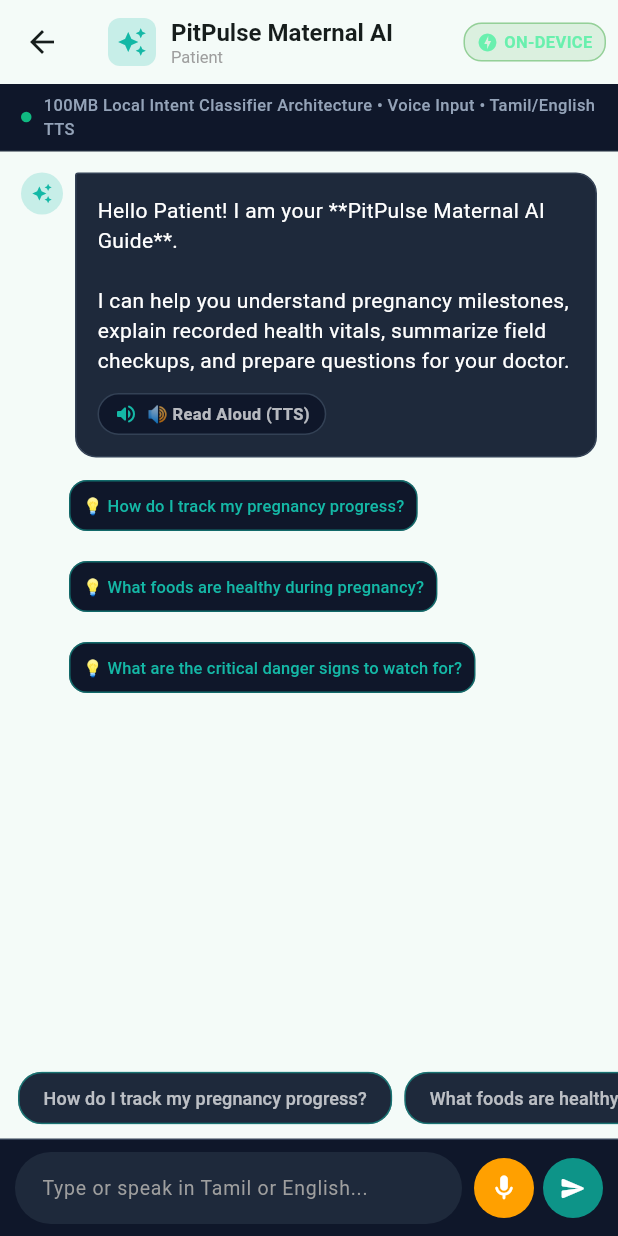
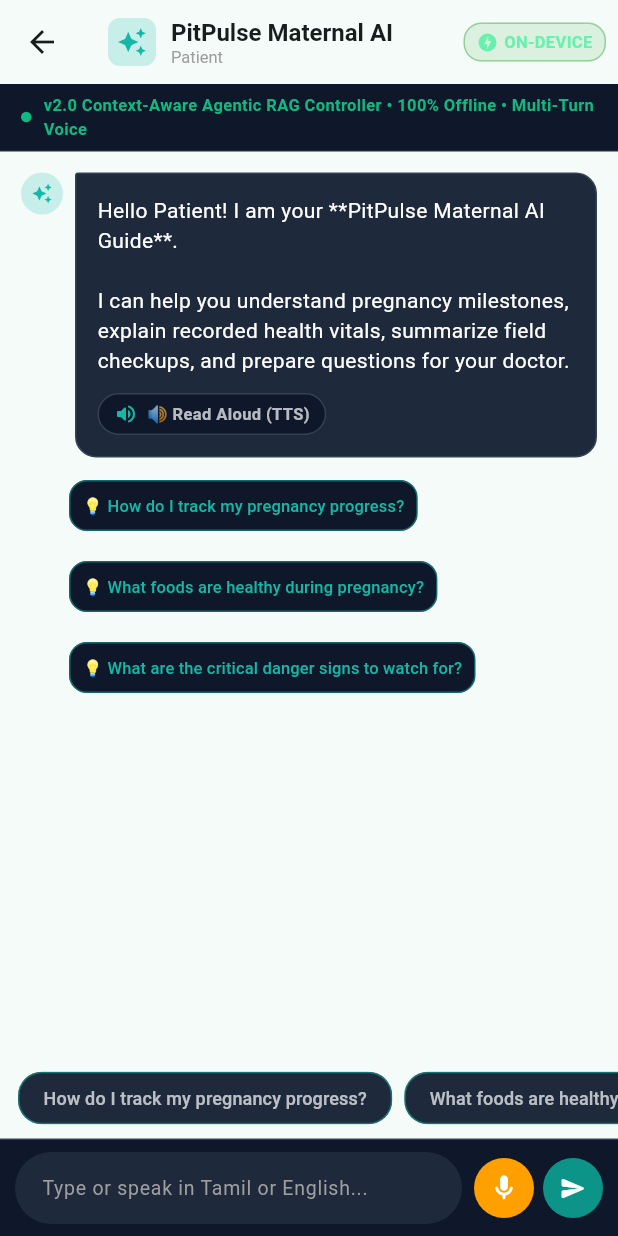
Before and after one commit to logesh-profile/pitpulse, a Flutter app: the PatientAiChatScreen screen opened directly, on a phone screen of 412 x 824 dp. Run offline on Flutter 3.47's test engine with Material 3 defaults, Android fonts, the phone set to English and light mode, and no system bars; our stand-ins replace dio, flutter_secure_storage, flutter_tts, speech_to_text; accounts and stored records are empty.

Commit message:
Add v2.0 Context-Aware Agentic RAG Controller banner to UI

```diff
--- a/mobile/lib/features/patient_ai/presentation/screens/patient_ai_chat_screen.dart
+++ b/mobile/lib/features/patient_ai/presentation/screens/patient_ai_chat_screen.dart
@@ -342,8 +342,8 @@
                   const SizedBox(width: 8),
                   const Expanded(
                     child: Text(
-                      '100MB Local Intent Classifier Architecture • Voice Input • Tamil/English TTS',
-                      style: TextStyle(fontSize: 11, color: Color(0xFF94A3B8), fontWeight: FontWeight.w500),
+                      'v2.0 Context-Aware Agentic RAG Controller • 100% Offline • Multi-Turn Voice',
+                      style: TextStyle(fontSize: 11, color: Color(0xFF10B981), fontWeight: FontWeight.bold),
                     ),
                   ),
                 ],
```
